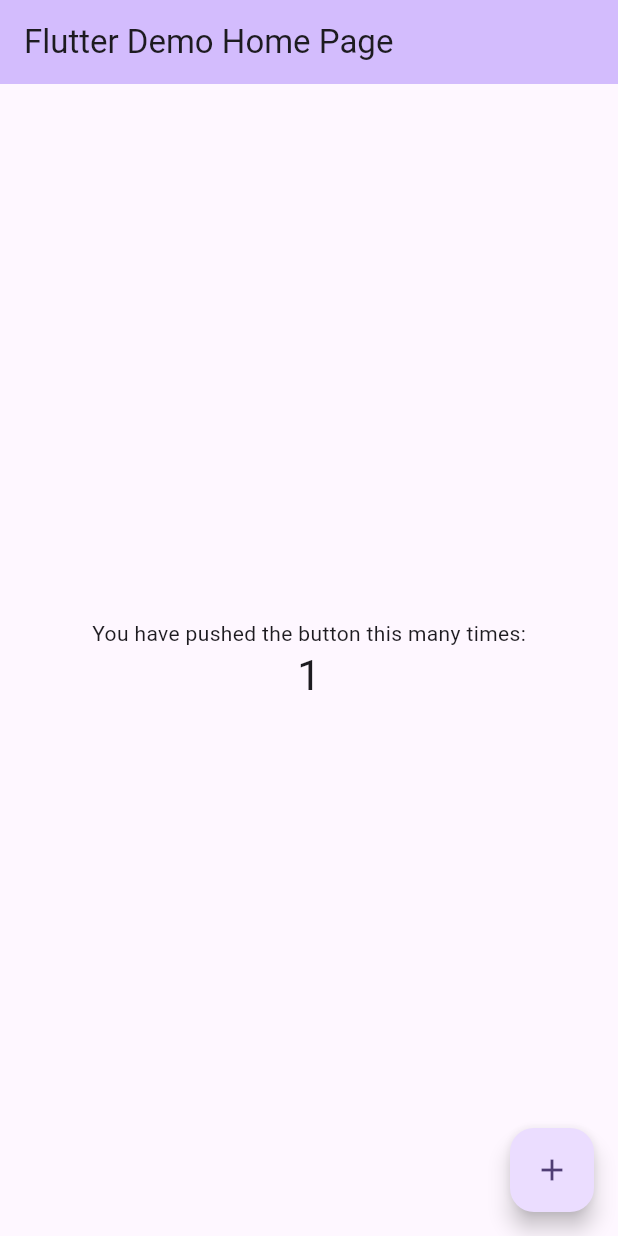
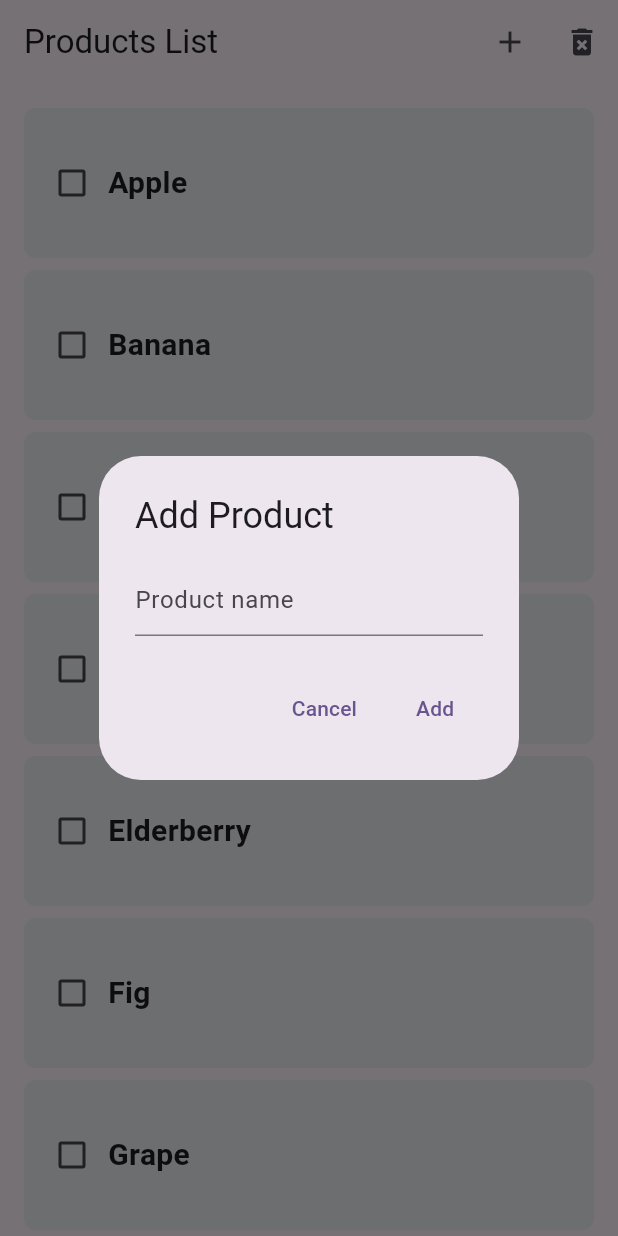
Before and after one commit to ayoub-sahraoui/flutter-demo-product, a Flutter app: the screen it shows after launch, after a tap on the "add" icon, on a phone screen of 412 x 824 dp. Run offline on Flutter 3.47's test engine with Material 3 defaults, Android fonts, the phone set to English and light mode, and no system bars; drawn by our look-alikes of flutter_slidable.

Commit message:
complete the app

```diff
--- a/lib/main.dart
+++ b/lib/main.dart
@@ -1,4 +1,5 @@
 import 'package:flutter/material.dart';
+import 'package:flutter_demo/screens/products_list.dart';
 
 void main() {
   runApp(const MyApp());
@@ -7,119 +8,15 @@ void main() {
 class MyApp extends StatelessWidget {
   const MyApp({super.key});
 
-  // This widget is the root of your application.
   @override
   Widget build(BuildContext context) {
     return MaterialApp(
       title: 'Flutter Demo',
       theme: ThemeData(
-        // This is the theme of your application.
-        //
-        // TRY THIS: Try running your application with "flutter run". You'll see
-        // the application has a purple toolbar. Then, without quitting the app,
-        // try changing the seedColor in the colorScheme below to Colors.green
-        // and then invoke "hot reload" (save your changes or press the "hot
-        // reload" button in a Flutter-supported IDE, or press "r" if you used
-        // the command line to start the app).
-        //
-        // Notice that the counter didn't reset back to zero; the application
-        // state is not lost during the reload. To reset the state, use hot
-        // restart instead.
-        //
-        // This works for code too, not just values: Most code changes can be
-        // tested with just a hot reload.
         colorScheme: ColorScheme.fromSeed(seedColor: Colors.deepPurple),
         useMaterial3: true,
       ),
-      home: const MyHomePage(title: 'Flutter Demo Home Page'),
+      home: const ProductsList(),
     );
   }
 }
-
-class MyHomePage extends StatefulWidget {
-  const MyHomePage({super.key, required this.title});
-
-  // This widget is the home page of your application. It is stateful, meaning
-  // that it has a State object (defined below) that contains fields that affect
-  // how it looks.
-
-  // This class is the configuration for the state. It holds the values (in this
-  // case the title) provided by the parent (in this case the App widget) and
-  // used by the build method of the State. Fields in a Widget subclass are
-  // always marked "final".
-
-  final String title;
-
-  @override
-  State<MyHomePage> createState() => _MyHomePageState();
-}
-
-class _MyHomePageState extends State<MyHomePage> {
-  int _counter = 0;
-
-  void _incrementCounter() {
-    setState(() {
-      // This call to setState tells the Flutter framework that something has
-      // changed in this State, which causes it to rerun the build method below
-      // so that the display can reflect the updated values. If we changed
-      // _counter without calling setState(), then the build method would not be
-      // called again, and so nothing would appear to happen.
-      _counter++;
-    });
-  }
-
-  @override
-  Widget build(BuildContext context) {
-    // This method is rerun every time setState is called, for instance as done
-    // by the _incrementCounter method above.
-    //
-    // The Flutter framework has been optimized to make rerunning build methods
-    // fast, so that you can just rebuild anything that needs updating rather
-    // than having to individually change instances of widgets.
-    return Scaffold(
-      appBar: AppBar(
-        // TRY THIS: Try changing the color here to a specific color (to
-        // Colors.amber, perhaps?) and trigger a hot reload to see the AppBar
-        // change color while the other colors stay the same.
-        backgroundColor: Theme.of(context).colorScheme.inversePrimary,
-        // Here we take the value from the MyHomePage object that was created by
-        // the App.build method, and use it to set our appbar title.
-        title: Text(widget.title),
-      ),
-      body: Center(
-        // Center is a layout widget. It takes a single child and positions it
-        // in the middle of the parent.
-        child: Column(
-          // Column is also a layout widget. It takes a list of children and
-          // arranges them vertically. By default, it sizes itself to fit its
-          // children horizontally, and tries to be as tall as its parent.
-          //
-          // Column has various properties to control how it sizes itself and
-          // how it positions its children. Here we use mainAxisAlignment to
-          // center the children vertically; the main axis here is the vertical
-          // axis because Columns are vertical (the cross axis would be
-          // horizontal).
-          //
-          // TRY THIS: Invoke "debug painting" (choose the "Toggle Debug Paint"
-          // action in the IDE, or press "p" in the console), to see the
-          // wireframe for each widget.
-          mainAxisAlignment: MainAxisAlignment.center,
-          children: <Widget>[
-            const Text(
-              'You have pushed the button this many times:',
-            ),
-            Text(
-              '$_counter',
-              style: Theme.of(context).textTheme.headlineMedium,
-            ),
-          ],
-        ),
-      ),
-      floatingActionButton: FloatingActionButton(
-        onPressed: _incrementCounter,
-        tooltip: 'Increment',
-        child: const Icon(Icons.add),
-      ), // This trailing comma makes auto-formatting nicer for build methods.
-    );
-  }
-}
--- /dev/null
+++ b/lib/screens/add_product_dialog.dart
@@ -0,0 +1,31 @@
+import 'package:flutter/material.dart';
+
+class AddProductDialog extends StatelessWidget {
+  AddProductDialog({super.key});
+  final TextEditingController _controller = TextEditingController();
+
+  @override
+  Widget build(BuildContext context) {
+    return AlertDialog(
+      title: const Text("Add Product"),
+      content: TextField(
+        controller: _controller,
+        decoration: const InputDecoration(hintText: "Product name"),
+      ),
+      actions: [
+        TextButton(
+          onPressed: () {
+            Navigator.of(context).pop();
+          },
+          child: const Text("Cancel"),
+        ),
+        TextButton(
+          onPressed: () {
+            Navigator.of(context).pop(_controller.text);
+          },
+          child: const Text("Add"),
+        ),
+      ],
+    );
+  }
+}
--- /dev/null
+++ b/lib/screens/product_item.dart
@@ -0,0 +1,67 @@
+import 'package:flutter/material.dart';
+import 'package:flutter_slidable/flutter_slidable.dart';
+
+class ProductItem extends StatefulWidget {
+  ProductItem(
+      {super.key,
+      required this.name,
+      required this.onDelete,
+      required this.onSelected});
+
+  final String name;
+  final VoidCallback onDelete;
+  final Function(String, bool?) onSelected;
+  bool isSelected = false;
+
+  @override
+  State<ProductItem> createState() => _ProductItemState();
+}
+
+class _ProductItemState extends State<ProductItem> {
+  @override
+  Widget build(BuildContext context) {
+    return Slidable(
+      endActionPane: ActionPane(
+        motion: const ScrollMotion(),
+        children: [
+          SlidableAction(
+            onPressed: (context) => widget.onDelete(),
+            backgroundColor: Colors.red,
+            foregroundColor: Colors.white,
+            icon: Icons.delete,
+            label: 'Delete',
+          ),
+        ],
+      ),
+      child: Container(
+        padding: const EdgeInsets.all(8),
+        margin: const EdgeInsets.only(bottom: 8),
+        height: 100,
+        decoration: BoxDecoration(
+          color: Colors.blueGrey[50],
+          borderRadius: BorderRadius.circular(8),
+        ),
+        child: Row(
+          children: [
+            Checkbox(
+              value: widget.isSelected,
+              onChanged: (isSelected) {
+                setState(() {
+                  widget.onSelected(widget.name, isSelected);
+                  widget.isSelected = isSelected!;
+                });
+              },
+            ),
+            Text(
+              widget.name,
+              style: const TextStyle(
+                fontSize: 20,
+                fontWeight: FontWeight.bold,
+              ),
+            ),
+          ],
+        ),
+      ),
+    );
+  }
+}
--- /dev/null
+++ b/lib/screens/products_list.dart
@@ -0,0 +1,116 @@
+import 'package:flutter/material.dart';
+import 'package:flutter_demo/screens/add_product_dialog.dart';
+import 'package:flutter_demo/screens/product_item.dart';
+
+class ProductsList extends StatefulWidget {
+  const ProductsList({super.key});
+
+  @override
+  State<ProductsList> createState() => _ProductsListState();
+}
+
+class _ProductsListState extends State<ProductsList> {
+  List<String> _products = [
+    "Apple",
+    "Banana",
+    "Cherry",
+    "Date",
+    "Elderberry",
+    "Fig",
+    "Grape",
+    "Honeydew",
+    "Jackfruit",
+    "Kiwi",
+    "Lemon",
+    "Mango",
+    "Nectarine",
+    "Orange",
+    "Papaya",
+    "Quince",
+    "Raspberry",
+    "Strawberry",
+    "Tangerine",
+    "Ugli fruit",
+    "Vanilla bean",
+    "Watermelon",
+    "Ximenia caffra",
+    "Yuzu",
+    "Zucchini",
+  ];
+  final List<String> _selectedProducts = [];
+
+  @override
+  Widget build(BuildContext context) {
+    return Scaffold(
+      appBar: AppBar(
+        title: const Text("Products List"),
+        actions: [
+          IconButton(
+            icon: const Icon(Icons.add),
+            onPressed: () {
+              _addProduct();
+            },
+          ),
+          IconButton(
+              onPressed: () {
+                _deleteSelectedProducts();
+              },
+              icon: const Icon(Icons.delete_forever)),
+        ],
+      ),
+      body: Padding(
+        padding: const EdgeInsets.only(left: 16, right: 16, top: 16),
+        child: ListView.builder(
+          itemCount: _products.length,
+          itemBuilder: (context, index) {
+            return ProductItem(
+              name: _products[index],
+              onDelete: () {
+                _deleteProduct(index);
+              },
+              onSelected: _selectionChanged,
+            );
+          },
+        ),
+      ),
+    );
+  }
+
+  void _deleteSelectedProducts() {
+    final List<String> newProducts = List.from(_products);
+    for (final product in _selectedProducts) {
+      newProducts.remove(product);
+    }
+
+    setState(() {
+      _products = newProducts;
+      _selectedProducts.clear();
+    });
+  }
+
+  void _selectionChanged(String name, bool? isSelected) {
+    if (isSelected == true) {
+      _selectedProducts.add(name);
+    } else {
+      _selectedProducts.remove(name);
+    }
+  }
+
+  void _deleteProduct(int index) {
+    setState(() {
+      _products.removeAt(index);
+    });
+  }
+
+  void _addProduct() async {
+    final result = await showDialog<String>(
+      context: context,
+      builder: (context) => AddProductDialog(),
+    );
+    if (result != null) {
+      setState(() {
+        _products.add(result);
+      });
+    }
+  }
+}
--- a/pubspec.yaml
+++ b/pubspec.yaml
@@ -35,6 +35,7 @@ dependencies:
   # The following adds the Cupertino Icons font to your application.
   # Use with the CupertinoIcons class for iOS style icons.
   cupertino_icons: ^1.0.8
+  flutter_slidable: ^3.1.1
 
 dev_dependencies:
   flutter_test:
```
Also changed, not shown: pubspec.lock.
